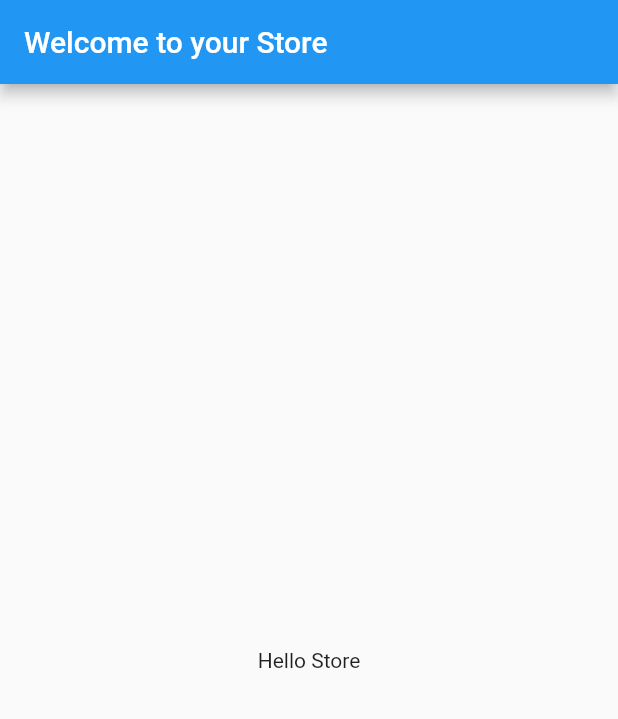
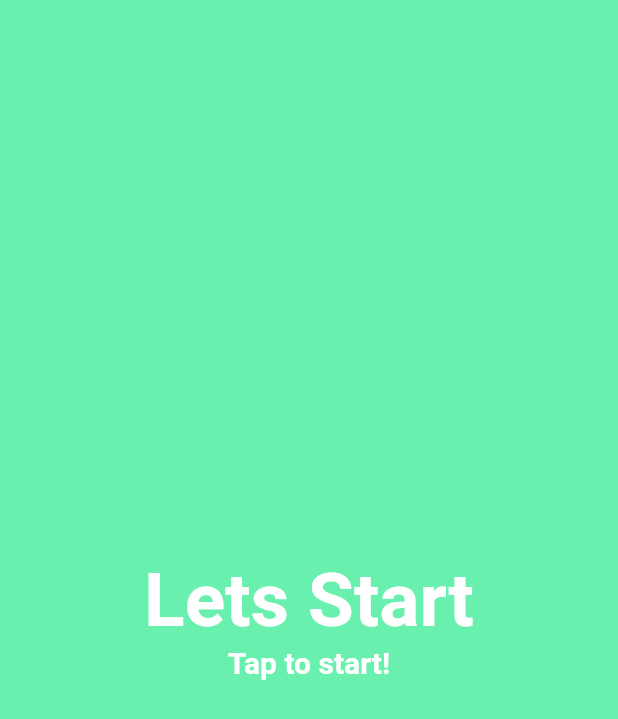
Before and after one commit to imranhashmi/dukaandar, a Flutter app: the screen it shows after launch, on a phone screen of 412 x 824 dp. Shown: the top 719 px of the screen. Run offline on Flutter 3.47's test engine with Material 2 defaults, Android fonts, the phone set to English and light mode, and no system bars.

Commit message:
#1 Initial layout
- Basic page with text and click callbacks

```diff
--- a/lib/main.dart
+++ b/lib/main.dart
@@ -1,20 +1,9 @@
-import 'package:flutter/material.dart';
+import "package:flutter/material.dart";
+import "./pages/lending_page.dart";
 
-void main() => runApp(new MyApp());
-
-class MyApp extends StatelessWidget {
-  @override
-  Widget build(BuildContext context) {
-    return new MaterialApp(
-      title: 'Welcome to your Store',
-      home: new Scaffold(
-        appBar: new AppBar(
-          title: new Text('Welcome to your Store'),
-        ),
-        body: new Center(
-          child: new Text('Hello Store'),
-        ),
-      ),
-    );
-  }
+void main ()
+{
+  runApp(new MaterialApp(
+    home: new LendingPage(),
+  ));
 }
--- /dev/null
+++ b/lib/pages/lending_page.dart
@@ -0,0 +1,21 @@
+import "package:flutter/material.dart";
+
+class LendingPage extends StatelessWidget { //stateless widget is basically static widgets which don't change overtime
+ @override
+  Widget build(BuildContext context) {
+   return new Material( // a page or a piece of paper
+     color: Colors.greenAccent,
+     child: new InkWell(
+       onTap: () => print("We Tap the page"),
+       onDoubleTap: () => print("We double Tap the page"),
+       child: new Column(
+         mainAxisAlignment: MainAxisAlignment.center,
+         children: <Widget>[
+           new Text("Lets Start", style: new TextStyle(color: Colors.white, fontSize: 50.0, fontWeight: FontWeight.bold),),
+           new Text("Tap to start!", style: new TextStyle(color: Colors.white, fontSize: 20.0, fontWeight: FontWeight.bold),)
+         ],
+       ),
+     ),
+   );
+ }
+}
```
